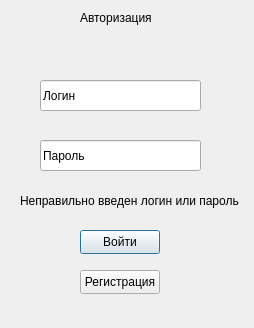
Before: the Qt Designer form autorization.ui in artik0811/ud_kursach, drawn with Qt 5.
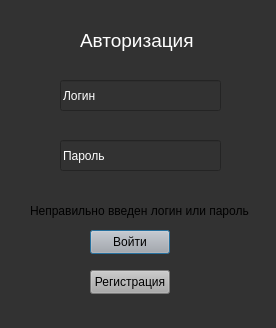
After: the same form once the commit is applied.

```diff
--- a/autorization.ui
+++ b/autorization.ui
@@ -6,22 +6,28 @@
    <rect>
     <x>0</x>
     <y>0</y>
-    <width>254</width>
+    <width>276</width>
     <height>328</height>
    </rect>
   </property>
   <property name="windowTitle">
    <string>Dialog</string>
   </property>
+  <property name="styleSheet">
+   <string notr="true">background-color: rgb(50,50,50)</string>
+  </property>
   <widget class="QPushButton" name="pushButton">
    <property name="geometry">
     <rect>
-     <x>80</x>
+     <x>90</x>
      <y>230</y>
      <width>80</width>
      <height>24</height>
     </rect>
    </property>
+   <property name="styleSheet">
+    <string notr="true">background-color: rgb(179,170,170)</string>
+   </property>
    <property name="text">
     <string>Войти</string>
    </property>
@@ -30,11 +36,19 @@
    <property name="geometry">
     <rect>
      <x>80</x>
-     <y>10</y>
-     <width>71</width>
-     <height>16</height>
+     <y>20</y>
+     <width>121</width>
+     <height>41</height>
     </rect>
    </property>
+   <property name="font">
+    <font>
+     <pointsize>14</pointsize>
+    </font>
+   </property>
+   <property name="styleSheet">
+    <string notr="true">color: rgb(255,255,255)</string>
+   </property>
    <property name="text">
     <string>Авторизация</string>
    </property>
@@ -42,12 +56,15 @@
   <widget class="QLineEdit" name="lineEdit">
    <property name="geometry">
     <rect>
-     <x>40</x>
+     <x>60</x>
      <y>80</y>
      <width>161</width>
      <height>31</height>
     </rect>
    </property>
+   <property name="styleSheet">
+    <string notr="true">color: rgb(255,255,255)</string>
+   </property>
    <property name="text">
     <string>Логин</string>
    </property>
@@ -55,12 +72,15 @@
   <widget class="QLineEdit" name="lineEdit_2">
    <property name="geometry">
     <rect>
-     <x>40</x>
+     <x>60</x>
      <y>140</y>
      <width>161</width>
      <height>31</height>
     </rect>
    </property>
+   <property name="styleSheet">
+    <string notr="true">color: rgb(255,255,255)</string>
+   </property>
    <property name="text">
     <string>Пароль</string>
    </property>
@@ -71,8 +91,8 @@
    </property>
    <property name="geometry">
     <rect>
-     <x>20</x>
-     <y>190</y>
+     <x>30</x>
+     <y>200</y>
      <width>231</width>
      <height>21</height>
     </rect>
@@ -84,12 +104,15 @@
   <widget class="QPushButton" name="pushButton_2">
    <property name="geometry">
     <rect>
-     <x>80</x>
+     <x>90</x>
      <y>270</y>
      <width>80</width>
      <height>24</height>
     </rect>
    </property>
+   <property name="styleSheet">
+    <string notr="true">background-color: rgb(170,170,170)</string>
+   </property>
    <property name="text">
     <string>Регистрация</string>
    </property>
```
